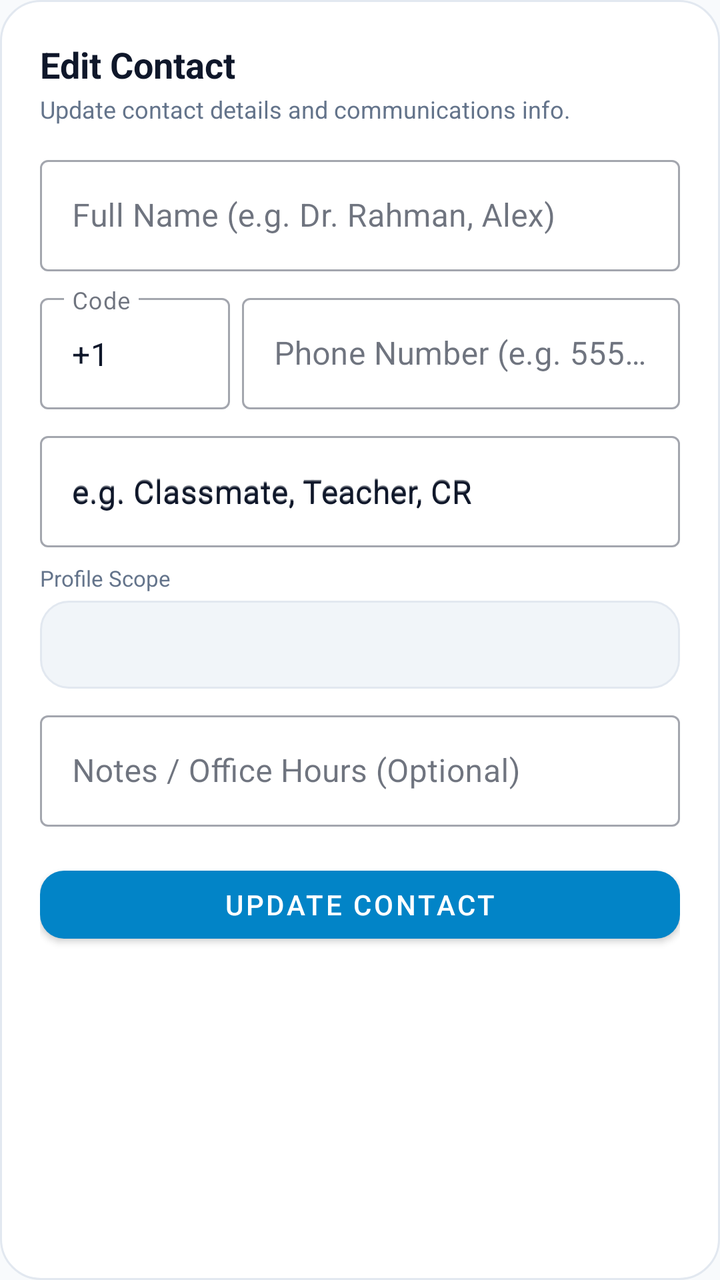
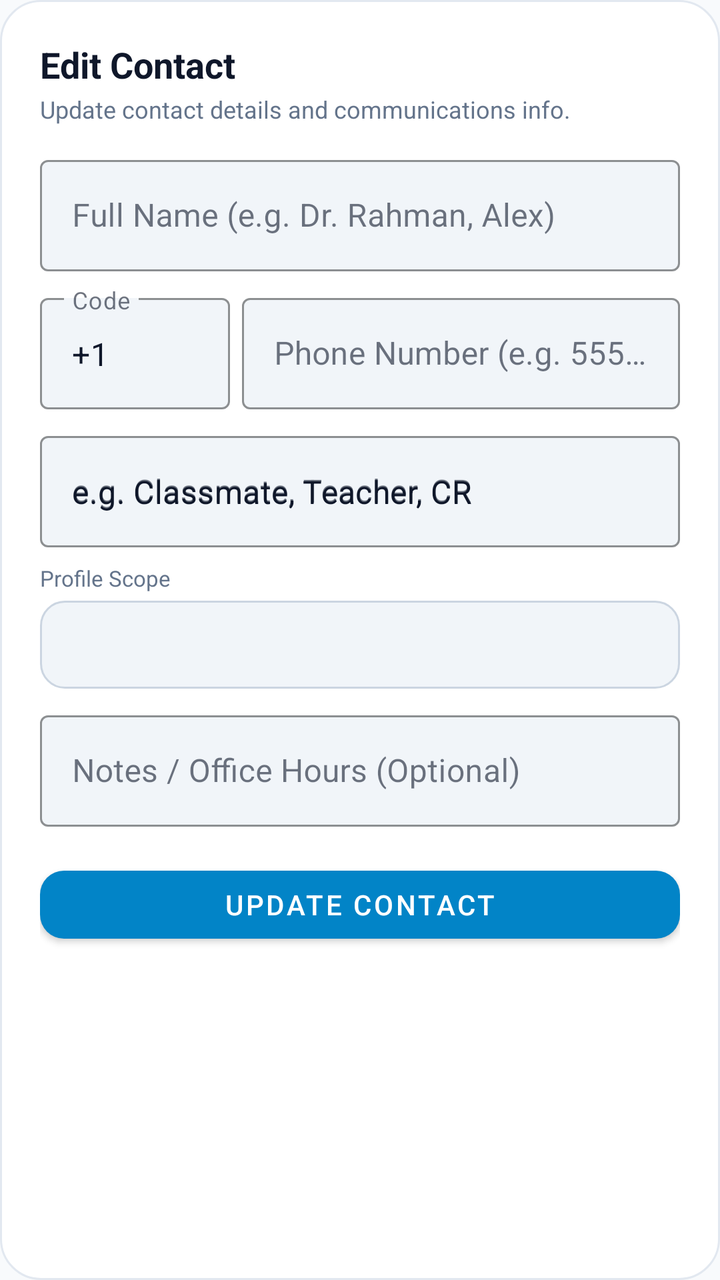

Two renders of the same Android screen: before a commit and after it. Below are the layout's source before the change and the commit's diff.
<!-- AndroidManifest.xml: application theme Theme.LifeSync -->
<!-- res/layout/dialog_edit_contact.xml -->
<?xml version="1.0" encoding="utf-8"?>
<LinearLayout xmlns:android="http://schemas.android.com/apk/res/android"
    xmlns:app="http://schemas.android.com/apk/res-auto"
    android:layout_width="match_parent"
    android:layout_height="wrap_content"
    android:background="@drawable/bg_dialog_glass"
    android:orientation="vertical"
    android:padding="20dp">

    <TextView
        android:id="@+id/tvEditContactTitle"
        android:layout_width="wrap_content"
        android:layout_height="wrap_content"
        android:text="Edit Contact"
        android:textColor="@color/text_primary"
        android:textSize="18sp"
        android:textStyle="bold" />

    <TextView
        android:layout_width="wrap_content"
        android:layout_height="wrap_content"
        android:layout_marginTop="2dp"
        android:text="Update contact details and communications info."
        android:textColor="@color/text_secondary"
        android:textSize="12sp" />

    
    <com.google.android.material.textfield.TextInputLayout
        style="@style/Widget.MaterialComponents.TextInputLayout.OutlinedBox"
        android:layout_width="match_parent"
        android:layout_height="wrap_content"
        android:layout_marginTop="12dp"
        android:hint="Full Name (e.g. Dr. Rahman, Alex)">

        <com.google.android.material.textfield.TextInputEditText
            android:id="@+id/etContactName"
            android:layout_width="match_parent"
            android:layout_height="wrap_content"
            android:textColor="?attr/colorOnSurface"
            android:textColorHint="?attr/colorOutline" />
    </com.google.android.material.textfield.TextInputLayout>

    
    <LinearLayout
        android:layout_width="match_parent"
        android:layout_height="wrap_content"
        android:layout_marginTop="8dp"
        android:gravity="center_vertical"
        android:orientation="horizontal">

        <com.google.android.material.textfield.TextInputLayout
            android:id="@+id/tilContactCountryCode"
            style="@style/Widget.MaterialComponents.TextInputLayout.OutlinedBox"
            android:layout_width="95dp"
            android:layout_height="wrap_content"
            android:layout_marginEnd="6dp"
            android:hint="Code">

            <com.google.android.material.textfield.TextInputEditText
                android:id="@+id/etContactCountryCode"
                android:layout_width="match_parent"
                android:layout_height="wrap_content"
                android:inputType="phone"
                android:textColor="?attr/colorOnSurface"
                android:textColorHint="?attr/colorOutline"
                android:text="+1" />
        </com.google.android.material.textfield.TextInputLayout>

        <com.google.android.material.textfield.TextInputLayout
            android:id="@+id/tilContactPhone"
            style="@style/Widget.MaterialComponents.TextInputLayout.OutlinedBox"
            android:layout_width="0dp"
            android:layout_height="wrap_content"
            android:layout_weight="1"
            android:hint="Phone Number (e.g. 555 123 4567)">

            <com.google.android.material.textfield.TextInputEditText
                android:id="@+id/etContactPhone"
                android:inputType="phone"
                android:layout_width="match_parent"
                android:layout_height="wrap_content"
                android:textColor="?attr/colorOnSurface"
                android:textColorHint="?attr/colorOutline" />
        </com.google.android.material.textfield.TextInputLayout>
    </LinearLayout>

    
    <com.google.android.material.textfield.TextInputLayout
        style="@style/Widget.MaterialComponents.TextInputLayout.OutlinedBox"
        android:layout_width="match_parent"
        android:layout_height="wrap_content"
        android:layout_marginTop="8dp"
        android:hint="e.g. Classmate, Teacher, CR">

        <com.google.android.material.textfield.TextInputEditText
            android:id="@+id/etContactRole"
            android:layout_width="match_parent"
            android:layout_height="wrap_content"
            android:textColor="?attr/colorOnSurface"
            android:textColorHint="?attr/colorOutline"
            android:hint="e.g. Classmate, Teacher, CR" />
    </com.google.android.material.textfield.TextInputLayout>

    
    <LinearLayout
        android:layout_width="match_parent"
        android:layout_height="wrap_content"
        android:layout_marginTop="8dp"
        android:orientation="vertical">

        <TextView
            android:layout_width="wrap_content"
            android:layout_height="wrap_content"
            android:layout_marginBottom="4dp"
            android:text="Profile Scope"
            android:textColor="@color/text_secondary"
            android:textSize="11sp" />

        <Spinner
            android:id="@+id/spContactScope"
            android:layout_width="match_parent"
            android:layout_height="44dp"
            android:background="@drawable/bg_chip_unselected" />
    </LinearLayout>

    
    <com.google.android.material.textfield.TextInputLayout
        style="@style/Widget.MaterialComponents.TextInputLayout.OutlinedBox"
        android:layout_width="match_parent"
        android:layout_height="wrap_content"
        android:layout_marginTop="8dp"
        android:hint="Notes / Office Hours (Optional)">

        <com.google.android.material.textfield.TextInputEditText
            android:id="@+id/etContactNotes"
            android:layout_width="match_parent"
            android:layout_height="wrap_content"
            android:textColor="?attr/colorOnSurface"
            android:textColorHint="?attr/colorOutline" />
    </com.google.android.material.textfield.TextInputLayout>

    <com.google.android.material.button.MaterialButton
        android:id="@+id/btnSaveContact"
        android:layout_width="match_parent"
        android:layout_height="46dp"
        android:layout_marginTop="16dp"
        android:text="Update Contact"
        app:cornerRadius="12dp" />

</LinearLayout>
<!-- resources referenced by this layout -->
<resources>
  <color name="text_primary">#0F172A</color>
  <color name="text_secondary">#64748B</color>
  <!-- drawable bg_chip_unselected (drawable) -->
  <?xml version="1.0" encoding="utf-8"?>
  <shape xmlns:android="http://schemas.android.com/apk/res/android"
      android:shape="rectangle">
      <solid android:color="@color/surface_variant" />
      <corners android:radius="14dp" />
      <stroke
          android:width="1dp"
          android:color="@color/card_stroke" />
  </shape>
  <!-- drawable bg_dialog_glass (drawable) -->
  <?xml version="1.0" encoding="utf-8"?>
  <shape xmlns:android="http://schemas.android.com/apk/res/android"
      android:shape="rectangle">
      <corners android:radius="20dp" />
      <solid android:color="@color/surface" />
      <stroke
          android:width="1dp"
          android:color="@color/card_stroke" />
  </shape>
  <style name="Theme.LifeSync" parent="Theme.MaterialComponents.DayNight.NoActionBar">
          <item name="colorPrimary">@color/primary</item>
          <item name="colorPrimaryVariant">@color/primary_variant</item>
          <item name="colorOnPrimary">@color/on_primary</item>
          <item name="colorSecondary">@color/secondary</item>
          <item name="colorSecondaryVariant">@color/secondary_variant</item>
          <item name="colorOnSecondary">@color/on_secondary</item>
          <item name="colorSurface">@color/surface</item>
          <item name="colorOnSurface">@color/text_primary</item>
          <item name="colorOnBackground">@color/text_primary</item>
          <item name="colorOnSurfaceVariant">@color/text_secondary</item>
          <item name="android:colorBackground">@color/background</item>
          <item name="android:windowBackground">@color/background</item>
          <item name="android:textColorPrimary">@color/text_primary</item>
          <item name="android:textColorSecondary">@color/text_secondary</item>
          <item name="android:statusBarColor">@color/background</item>
          <item name="android:windowLightStatusBar">true</item>
          <item name="android:navigationBarColor">@color/background</item>
          <item name="materialCardViewStyle">@style/CardElevationRounded</item>
          <item name="android:textViewStyle">@style/DuoRhythmTextView</item>
          <item name="android:editTextStyle">@style/DuoRhythmEditText</item>
          <item name="editTextStyle">@style/DuoRhythmEditText</item>
      </style>
  <color name="surface_variant">#F1F5F9</color>
  <color name="card_stroke">#E2E8F0</color>
  <color name="surface">#FFFFFF</color>
  <color name="primary">#0284C7</color>
  <color name="primary_variant">#0369A1</color>
  <color name="on_primary">#FFFFFF</color>
  <color name="secondary">#7C3AED</color>
  <color name="secondary_variant">#6D28D9</color>
  <color name="on_secondary">#FFFFFF</color>
  <color name="background">#F8FAFC</color>
  <style name="CardElevationRounded" parent="Widget.MaterialComponents.CardView">
          <item name="cardCornerRadius">22dp</item>
          <item name="cardElevation">2dp</item>
          <item name="strokeWidth">1dp</item>
          <item name="strokeColor">@color/card_stroke</item>
          <item name="cardBackgroundColor">@color/surface_card</item>
      </style>
  <style name="DuoRhythmTextView" parent="android:Widget.TextView">
          <item name="android:lineSpacingExtra">2dp</item>
          <item name="android:fontFamily">sans-serif</item>
          <item name="android:includeFontPadding">true</item>
      </style>
  <style name="DuoRhythmEditText" parent="android:Widget.EditText">
          <item name="android:lineSpacingExtra">2dp</item>
          <item name="android:fontFamily">sans-serif</item>
          <item name="android:includeFontPadding">true</item>
          <item name="android:textColor">@color/text_primary</item>
          <item name="android:textColorHint">@color/text_secondary</item>
      </style>
  <color name="surface_card">#FFFFFF</color>
</resources>

<!-- the commit's change to res/layout/dialog_edit_contact.xml (unified diff, before → after) -->
@@ -30,6 +30,8 @@
         android:layout_width="match_parent"
         android:layout_height="wrap_content"
         android:layout_marginTop="12dp"
+        app:boxBackgroundColor="@color/surface_variant"
+        app:boxStrokeColor="@color/card_stroke_bright"
         android:hint="Full Name (e.g. Dr. Rahman, Alex)">
 
         <com.google.android.material.textfield.TextInputEditText
@@ -54,6 +56,8 @@
             android:layout_width="95dp"
             android:layout_height="wrap_content"
             android:layout_marginEnd="6dp"
+            app:boxBackgroundColor="@color/surface_variant"
+            app:boxStrokeColor="@color/card_stroke_bright"
             android:hint="Code">
 
             <com.google.android.material.textfield.TextInputEditText
@@ -72,10 +76,13 @@
             android:layout_width="0dp"
             android:layout_height="wrap_content"
             android:layout_weight="1"
+            app:boxBackgroundColor="@color/surface_variant"
+            app:boxStrokeColor="@color/card_stroke_bright"
             android:hint="Phone Number (e.g. 555 123 4567)">
 
             <com.google.android.material.textfield.TextInputEditText
                 android:id="@+id/etContactPhone"
+                android:tag="etPhoneNumber"
                 android:inputType="phone"
                 android:layout_width="match_parent"
                 android:layout_height="wrap_content"
@@ -90,6 +97,8 @@
         android:layout_width="match_parent"
         android:layout_height="wrap_content"
         android:layout_marginTop="8dp"
+        app:boxBackgroundColor="@color/surface_variant"
+        app:boxStrokeColor="@color/card_stroke_bright"
         android:hint="e.g. Classmate, Teacher, CR">
 
         <com.google.android.material.textfield.TextInputEditText
@@ -120,7 +129,7 @@
             android:id="@+id/spContactScope"
             android:layout_width="match_parent"
             android:layout_height="44dp"
-            android:background="@drawable/bg_chip_unselected" />
+            android:background="@drawable/bg_edit_text_dynamic" />
     </LinearLayout>
 
     
@@ -129,6 +138,8 @@
         android:layout_width="match_parent"
         android:layout_height="wrap_content"
         android:layout_marginTop="8dp"
+        app:boxBackgroundColor="@color/surface_variant"
+        app:boxStrokeColor="@color/card_stroke_bright"
         android:hint="Notes / Office Hours (Optional)">
 
         <com.google.android.material.textfield.TextInputEditText
@@ -141,6 +152,7 @@
 
     <com.google.android.material.button.MaterialButton
         android:id="@+id/btnSaveContact"
+        android:tag="btnSave"
         android:layout_width="match_parent"
         android:layout_height="46dp"
         android:layout_marginTop="16dp"
<!-- resource entries referenced after the edit -->
@@ -1,17 +1,8 @@
 <!-- resources referenced by this layout -->
 <resources>
+  <color name="card_stroke_bright">#CBD5E1</color>
   <color name="text_primary">#0F172A</color>
   <color name="text_secondary">#64748B</color>
-  <!-- drawable bg_chip_unselected (drawable) -->
-  <?xml version="1.0" encoding="utf-8"?>
-  <shape xmlns:android="http://schemas.android.com/apk/res/android"
-      android:shape="rectangle">
-      <solid android:color="@color/surface_variant" />
-      <corners android:radius="14dp" />
-      <stroke
-          android:width="1dp"
-          android:color="@color/card_stroke" />
-  </shape>
   <!-- drawable bg_dialog_glass (drawable) -->
   <?xml version="1.0" encoding="utf-8"?>
   <shape xmlns:android="http://schemas.android.com/apk/res/android"
@@ -21,6 +12,16 @@
       <stroke
           android:width="1dp"
           android:color="@color/card_stroke" />
+  </shape>
+  <!-- drawable bg_edit_text_dynamic (drawable) -->
+  <?xml version="1.0" encoding="utf-8"?>
+  <shape xmlns:android="http://schemas.android.com/apk/res/android"
+      android:shape="rectangle">
+      <solid android:color="@color/surface_variant" />
+      <corners android:radius="12dp" />
+      <stroke
+          android:width="1dp"
+          android:color="@color/card_stroke_bright" />
   </shape>
   <style name="Theme.LifeSync" parent="Theme.MaterialComponents.DayNight.NoActionBar">
           <item name="colorPrimary">@color/primary</item>
